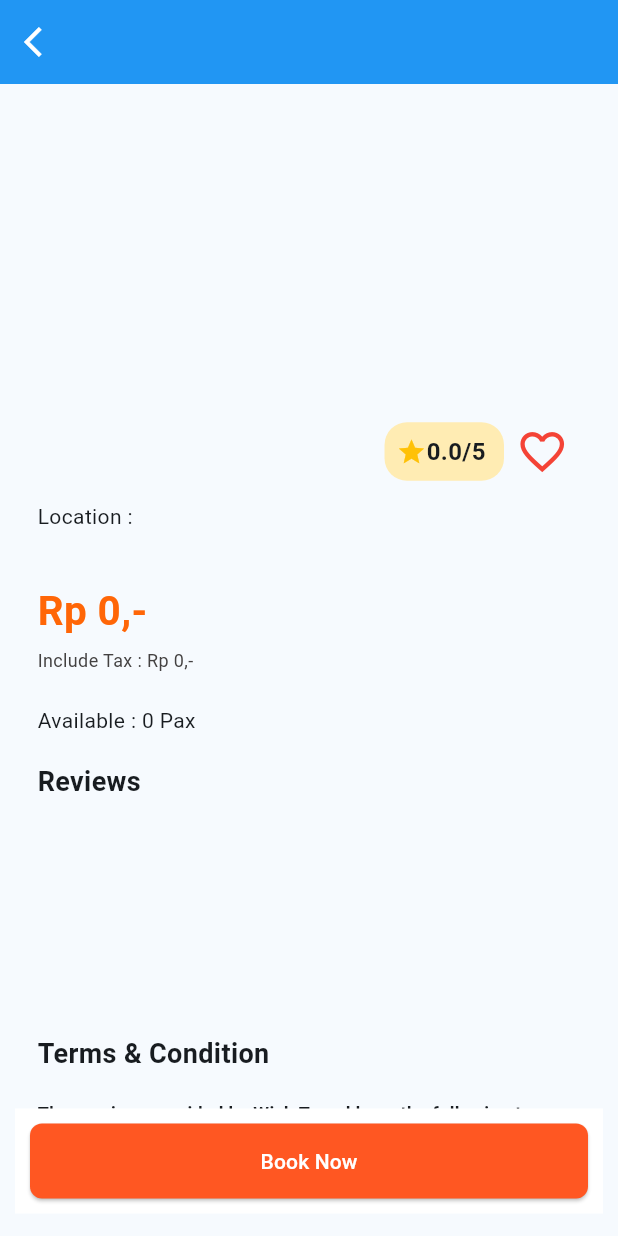
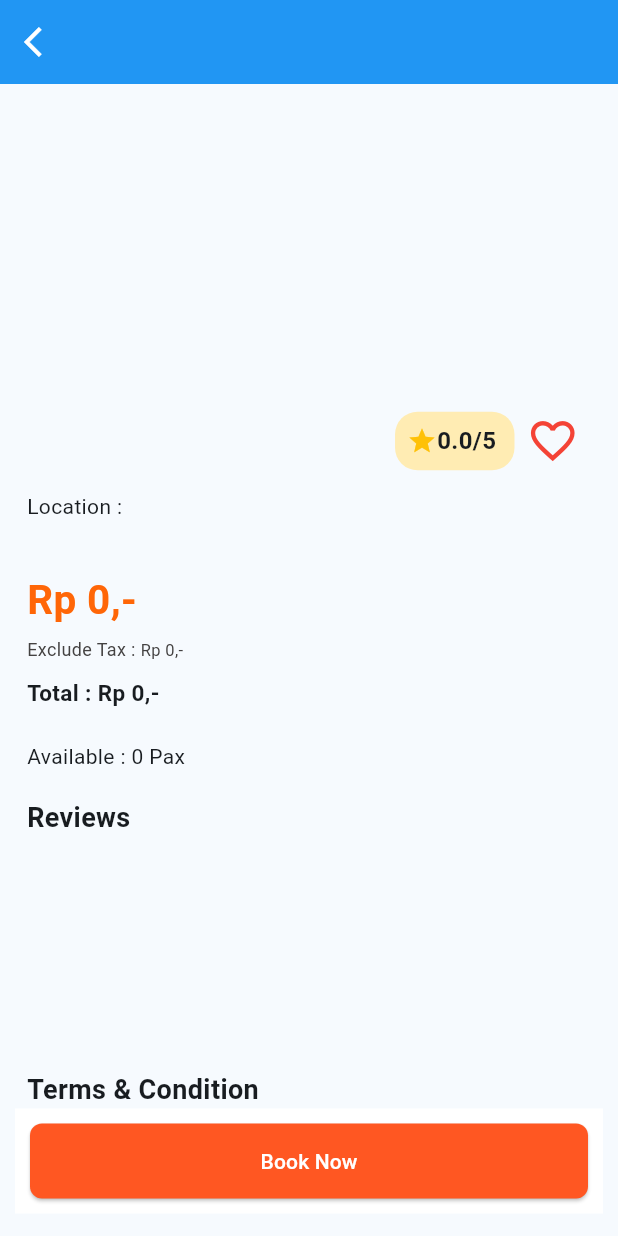
Before and after one commit to ghiffaryil/wizh-travel-app, a Flutter app: the DetailPage screen opened directly with empty values, on a phone screen of 412 x 824 dp. Run offline on Flutter 3.47's test engine with Material 3 defaults, Android fonts, the phone set to English and light mode, and no system bars; drawn by our look-alikes of carousel_slider; our stand-ins replace shimmer; network calls fail.

Commit message:
Add Shimmer

```diff
--- a/lib/constant/component/navbar/navigation_bottom_bar.dart
+++ b/lib/constant/component/navbar/navigation_bottom_bar.dart
@@ -23,7 +23,6 @@ class _BottomMenuState extends State<BottomMenu> {
   void initState() {
     super.initState();
     currentIndex = widget.selectedIndex;
-    print("Curent Index = $currentIndex");
   }
 
   void onTabTapped(int index) {
--- a/lib/presentation/detail/detail_page.dart
+++ b/lib/presentation/detail/detail_page.dart
@@ -1,7 +1,7 @@
+import 'package:intl/intl.dart';
+import 'package:flutter/material.dart';
 import 'package:carousel_slider/carousel_slider.dart';
-import 'package:flutter/material.dart';
-import 'package:intl/intl.dart';
-import 'package:shimmer/shimmer.dart';
+import 'package:wizhapp/constant/component/shimmer/shimmer_card.dart';
 import 'package:wizhapp/models/list_destination_response_model.dart';
 
 class DetailPage extends StatefulWidget {
@@ -20,8 +20,6 @@ class _DetailPageState extends State<DetailPage> {
     setState(() {
       isFavorite = !isFavorite;
     });
-
-    print("Is Favorite $isFavorite");
   }
 
   @override
@@ -44,14 +42,14 @@ class _DetailPageState extends State<DetailPage> {
         backgroundColor: Colors.blue,
       ),
       body: SingleChildScrollView(
-        padding: const EdgeInsets.all(17.0),
+        padding: const EdgeInsets.all(10.0),
         child: Column(
           crossAxisAlignment: CrossAxisAlignment.start,
           children: [
             CarouselSlider(
               options: CarouselOptions(
                 animateToClosest: true,
-                viewportFraction: 0.95,
+                viewportFraction: 0.98,
                 initialPage: 0,
                 height: MediaQuery.of(context).size.height * 0.23,
                 enlargeCenterPage: false,
@@ -78,16 +76,7 @@ class _DetailPageState extends State<DetailPage> {
                                 loadingProgress,
                               ) {
                                 if (loadingProgress == null) return child;
-                                return Shimmer.fromColors(
-                                  baseColor: Colors.grey,
-                                  highlightColor: Colors.white,
-                                  child: Container(
-                                    height:
-                                        MediaQuery.of(context).size.height *
-                                        0.23,
-                                    color: Colors.grey,
-                                  ),
-                                );
+                                return shimmerCard(context, 0.23);
                               },
                             ),
                           ),
@@ -160,7 +149,7 @@ class _DetailPageState extends State<DetailPage> {
 
                   const SizedBox(height: 5),
                   Text(
-                    "Rp ${NumberFormat('#,##0', 'id_ID').format(destinationData.price + destinationData.tax)},-",
+                    "Rp ${NumberFormat('#,##0', 'id_ID').format(destinationData.price)},-",
                     style: TextStyle(
                       fontSize: 27,
                       fontWeight: FontWeight.bold,
@@ -172,7 +161,7 @@ class _DetailPageState extends State<DetailPage> {
                   Row(
                     children: [
                       Text(
-                        'Include Tax : ',
+                        'Exclude Tax : ',
                         style: TextStyle(
                           fontSize: 12,
                           color: const Color.fromARGB(255, 67, 65, 65),
@@ -181,11 +170,17 @@ class _DetailPageState extends State<DetailPage> {
                       Text(
                         "Rp ${NumberFormat('#,##0', 'id_ID').format(destinationData.tax)},-",
                         style: TextStyle(
-                          fontSize: 12,
+                          fontSize: 11,
                           color: const Color.fromARGB(255, 67, 65, 65),
                         ),
                       ),
                     ],
+                  ),
+
+                  SizedBox(height: 10),
+                  Text(
+                    "Total : Rp ${NumberFormat('#,##0', 'id_ID').format(destinationData.price + destinationData.tax)},-",
+                    style: TextStyle(fontSize: 15, fontWeight: FontWeight.bold),
                   ),
 
                   Container(
--- a/lib/presentation/home/widgets/featured/featured_destination.dart
+++ b/lib/presentation/home/widgets/featured/featured_destination.dart
@@ -3,6 +3,7 @@ import 'dart:convert';
 import 'package:flutter/material.dart';
 import 'package:flutter/services.dart';
 import 'package:intl/intl.dart';
+import 'package:wizhapp/constant/component/shimmer/shimmer_card.dart';
 import 'package:wizhapp/models/list_destination_response_model.dart';
 import 'package:wizhapp/presentation/detail/detail_page.dart';
 
@@ -112,6 +113,10 @@ class _FeaturedDestinationSectionState
                           destinationData.thumbnail,
                           fit: BoxFit.cover,
                           height: MediaQuery.of(context).size.height * 0.212,
+                          loadingBuilder: (context, child, loadingProgress) {
+                            if (loadingProgress == null) return child;
+                            return shimmerCard(context, 0.212);
+                          },
                         ),
                       ),
                     ),
--- a/lib/presentation/home/widgets/main_list/list_destination.dart
+++ b/lib/presentation/home/widgets/main_list/list_destination.dart
@@ -2,6 +2,7 @@ import 'dart:convert';
 
 import 'package:flutter/material.dart';
 import 'package:flutter/services.dart';
+import 'package:wizhapp/constant/component/shimmer/shimmer_card.dart';
 import 'package:wizhapp/models/list_destination_response_model.dart';
 import 'package:intl/intl.dart';
 import 'package:wizhapp/presentation/detail/detail_page.dart';
@@ -93,6 +94,10 @@ class _ListDestinationSectionState extends State<ListDestinationSection> {
                             fit: BoxFit.cover,
                             width: double.infinity,
                             height: MediaQuery.of(context).size.height * 0.12,
+                            loadingBuilder: (context, child, loadingProgress) {
+                              if (loadingProgress == null) return child;
+                              return shimmerCard(context, 0.12);
+                            },
                           ),
                         ),
                         Positioned(
--- a/lib/presentation/home/widgets/private_trip/list_private_trip.dart
+++ b/lib/presentation/home/widgets/private_trip/list_private_trip.dart
@@ -3,6 +3,7 @@ import 'dart:convert';
 import 'package:flutter/material.dart';
 import 'package:flutter/services.dart';
 import 'package:intl/intl.dart';
+import 'package:wizhapp/constant/component/shimmer/shimmer_card.dart';
 import 'package:wizhapp/models/list_destination_response_model.dart';
 import 'package:wizhapp/presentation/detail/detail_page.dart';
 
@@ -68,6 +69,10 @@ class _PrivateTripListState extends State<PrivateTripList> {
                           destinationData.thumbnail,
                           fit: BoxFit.cover,
                           height: MediaQuery.of(context).size.height * 0.212,
+                          loadingBuilder: (context, child, loadingProgress) {
+                            if (loadingProgress == null) return child;
+                            return shimmerCard(context, 0.212);
+                          },
                         ),
                         Positioned(
                           top: 10,
```
Also changed, not shown: docs/list_data_destination.json (+15 -15 lines), lib/constant/component/shimmer/shimmer_card.dart (added, +13 -0 lines).
